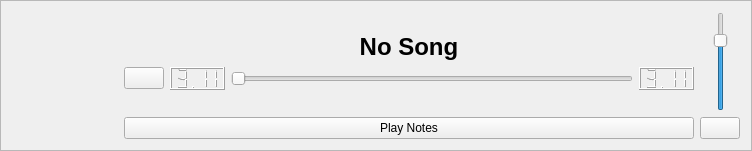
mhaehnel/UltraEdit, file ui/audioplayer.ui: the form before one commit.
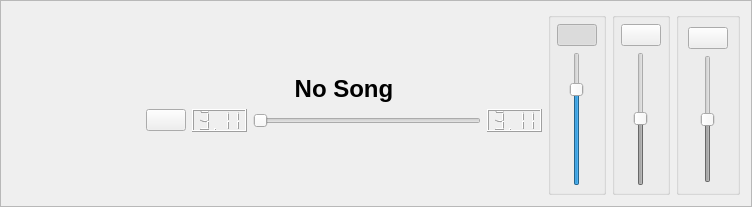
The form after the commit. Icons and pictures are not drawn.

Commit message:
Refactored Audio classes
Consolidated Media to AudioPlayer (due to be renamed)
Added volume regulation to MP3/Midi/Video
Centralised volume controls in audio control widget

```diff
--- a/ui/audioplayer.ui
+++ b/ui/audioplayer.ui
@@ -7,7 +7,7 @@
     <x>0</x>
     <y>0</y>
     <width>752</width>
-    <height>151</height>
+    <height>207</height>
    </rect>
   </property>
   <property name="windowTitle">
@@ -27,21 +27,18 @@
     <layout class="QHBoxLayout" name="horizontalLayout_4" stretch="0,1,0">
      <item>
       <layout class="QVBoxLayout" name="verticalLayout_3">
-       <property name="rightMargin">
-        <number>10</number>
-       </property>
        <item>
         <widget class="QLabel" name="cover">
          <property name="minimumSize">
           <size>
-           <width>96</width>
-           <height>96</height>
+           <width>128</width>
+           <height>128</height>
           </size>
          </property>
          <property name="maximumSize">
           <size>
-           <width>96</width>
-           <height>96</height>
+           <width>128</width>
+           <height>128</height>
           </size>
          </property>
          <property name="pixmap">
@@ -145,123 +142,204 @@
        </item>
        <item>
         <layout class="QHBoxLayout" name="horizontalLayout_6">
-         <item>
-          <widget class="QPushButton" name="playNotes">
-           <property name="text">
-            <string>Play Notes</string>
-           </property>
-           <property name="checkable">
-            <bool>true</bool>
-           </property>
-          </widget>
-         </item>
+         <property name="spacing">
+          <number>0</number>
+         </property>
         </layout>
        </item>
       </layout>
      </item>
      <item>
-      <layout class="QVBoxLayout" name="verticalLayout_2">
+      <layout class="QHBoxLayout" name="horizontalLayout_7">
        <item>
-        <layout class="QHBoxLayout" name="horizontalLayout_2">
-         <item>
-          <spacer name="horizontalSpacer">
-           <property name="orientation">
-            <enum>Qt::Horizontal</enum>
-           </property>
-           <property name="sizeHint" stdset="0">
-            <size>
-             <width>0</width>
-             <height>20</height>
-            </size>
-           </property>
-          </spacer>
-         </item>
-         <item>
-          <widget class="QSlider" name="volume">
-           <property name="sizePolicy">
-            <sizepolicy hsizetype="Preferred" vsizetype="Expanding">
-             <horstretch>0</horstretch>
-             <verstretch>0</verstretch>
-            </sizepolicy>
-           </property>
-           <property name="maximum">
-            <number>100</number>
-           </property>
-           <property name="value">
-            <number>75</number>
-           </property>
-           <property name="orientation">
-            <enum>Qt::Vertical</enum>
-           </property>
-          </widget>
-         </item>
-         <item>
-          <spacer name="horizontalSpacer_2">
-           <property name="orientation">
-            <enum>Qt::Horizontal</enum>
-           </property>
-           <property name="sizeHint" stdset="0">
-            <size>
-             <width>0</width>
-             <height>20</height>
-            </size>
-           </property>
-          </spacer>
-         </item>
-        </layout>
+        <widget class="QGroupBox" name="groupBox_2">
+         <property name="title">
+          <string/>
+         </property>
+         <layout class="QVBoxLayout" name="verticalLayout_4">
+          <property name="spacing">
+           <number>6</number>
+          </property>
+          <property name="leftMargin">
+           <number>6</number>
+          </property>
+          <property name="topMargin">
+           <number>6</number>
+          </property>
+          <property name="rightMargin">
+           <number>6</number>
+          </property>
+          <property name="bottomMargin">
+           <number>6</number>
+          </property>
+          <item>
+           <widget class="QPushButton" name="playMP3">
+            <property name="sizePolicy">
+             <sizepolicy hsizetype="Minimum" vsizetype="Fixed">
+              <horstretch>0</horstretch>
+              <verstretch>0</verstretch>
+             </sizepolicy>
+            </property>
+            <property name="focusPolicy">
+             <enum>Qt::TabFocus</enum>
+            </property>
+            <property name="toolTip">
+             <string>MP3</string>
+            </property>
+            <property name="text">
+             <string/>
+            </property>
+            <property name="icon">
+             <iconset theme="audio-volume-medium">
+              <normaloff>.</normaloff>.</iconset>
+            </property>
+            <property name="checkable">
+             <bool>true</bool>
+            </property>
+            <property name="checked">
+             <bool>true</bool>
+            </property>
+           </widget>
+          </item>
+          <item alignment="Qt::AlignHCenter">
+           <widget class="QSlider" name="volumeMP3">
+            <property name="sizePolicy">
+             <sizepolicy hsizetype="Fixed" vsizetype="Expanding">
+              <horstretch>0</horstretch>
+              <verstretch>0</verstretch>
+             </sizepolicy>
+            </property>
+            <property name="maximum">
+             <number>100</number>
+            </property>
+            <property name="value">
+             <number>75</number>
+            </property>
+            <property name="orientation">
+             <enum>Qt::Vertical</enum>
+            </property>
+           </widget>
+          </item>
+         </layout>
+        </widget>
        </item>
        <item>
-        <layout class="QHBoxLayout" name="horizontalLayout_3">
-         <item>
-          <spacer name="horizontalSpacer_3">
-           <property name="orientation">
-            <enum>Qt::Horizontal</enum>
-           </property>
-           <property name="sizeHint" stdset="0">
-            <size>
-             <width>0</width>
-             <height>20</height>
-            </size>
-           </property>
-          </spacer>
-         </item>
-         <item>
-          <widget class="QPushButton" name="mute">
-           <property name="sizePolicy">
-            <sizepolicy hsizetype="Fixed" vsizetype="Fixed">
-             <horstretch>0</horstretch>
-             <verstretch>0</verstretch>
-            </sizepolicy>
-           </property>
-           <property name="text">
-            <string/>
-           </property>
-           <property name="icon">
-            <iconset theme="audio-volume-medium">
-             <normaloff>.</normaloff>.</iconset>
-           </property>
-           <property name="checkable">
-            <bool>true</bool>
-           </property>
-           <property name="checked">
-            <bool>false</bool>
-           </property>
-          </widget>
-         </item>
-         <item>
-          <spacer name="horizontalSpacer_4">
-           <property name="orientation">
-            <enum>Qt::Horizontal</enum>
-           </property>
-           <property name="sizeHint" stdset="0">
-            <size>
-             <width>0</width>
-             <height>20</height>
-            </size>
-           </property>
-          </spacer>
-         </item>
-        </layout>
+        <widget class="QGroupBox" name="groupBox">
+         <property name="title">
+          <string/>
+         </property>
+         <property name="flat">
+          <bool>false</bool>
+         </property>
+         <property name="checkable">
+          <bool>false</bool>
+         </property>
+         <layout class="QVBoxLayout" name="verticalLayout_2">
+          <property name="spacing">
+           <number>6</number>
+          </property>
+          <property name="leftMargin">
+           <number>6</number>
+          </property>
+          <property name="topMargin">
+           <number>6</number>
+          </property>
+          <property name="rightMargin">
+           <number>6</number>
+          </property>
+          <property name="bottomMargin">
+           <number>6</number>
+          </property>
+          <item>
+           <widget class="QPushButton" name="playNotes">
+            <property name="focusPolicy">
+             <enum>Qt::TabFocus</enum>
+            </property>
+            <property name="toolTip">
+             <string>Notes</string>
+            </property>
+            <property name="text">
+             <string/>
+            </property>
+            <property name="icon">
+             <iconset theme="audio"/>
+            </property>
+            <property name="checkable">
+             <bool>true</bool>
+            </property>
+           </widget>
+          </item>
+          <item alignment="Qt::AlignHCenter">
+           <widget class="QSlider" name="volumeMidi">
+            <property name="enabled">
+             <bool>false</bool>
+            </property>
+            <property name="sizePolicy">
+             <sizepolicy hsizetype="Fixed" vsizetype="Expanding">
+              <horstretch>0</horstretch>
+              <verstretch>0</verstretch>
+             </sizepolicy>
+            </property>
+            <property name="maximum">
+             <number>127</number>
+            </property>
+            <property name="value">
+             <number>64</number>
+            </property>
+            <property name="orientation">
+             <enum>Qt::Vertical</enum>
+            </property>
+           </widget>
+          </item>
+         </layout>
+         <zorder>playNotes</zorder>
+         <zorder>playNotes</zorder>
+         <zorder>volumeMidi</zorder>
+        </widget>
+       </item>
+       <item>
+        <widget class="QGroupBox" name="groupBox_3">
+         <property name="title">
+          <string/>
+         </property>
+         <layout class="QVBoxLayout" name="verticalLayout_5">
+          <item>
+           <widget class="QPushButton" name="playVidAudio">
+            <property name="focusPolicy">
+             <enum>Qt::TabFocus</enum>
+            </property>
+            <property name="toolTip">
+             <string>Video</string>
+            </property>
+            <property name="text">
+             <string/>
+            </property>
+            <property name="icon">
+             <iconset theme="video"/>
+            </property>
+            <property name="checkable">
+             <bool>true</bool>
+            </property>
+           </widget>
+          </item>
+          <item alignment="Qt::AlignHCenter">
+           <widget class="QSlider" name="volumeVideo">
+            <property name="enabled">
+             <bool>false</bool>
+            </property>
+            <property name="maximum">
+             <number>100</number>
+            </property>
+            <property name="value">
+             <number>50</number>
+            </property>
+            <property name="orientation">
+             <enum>Qt::Vertical</enum>
+            </property>
+           </widget>
+          </item>
+         </layout>
+        </widget>
        </item>
       </layout>
      </item>
```
The commit also changes 8 other files.
